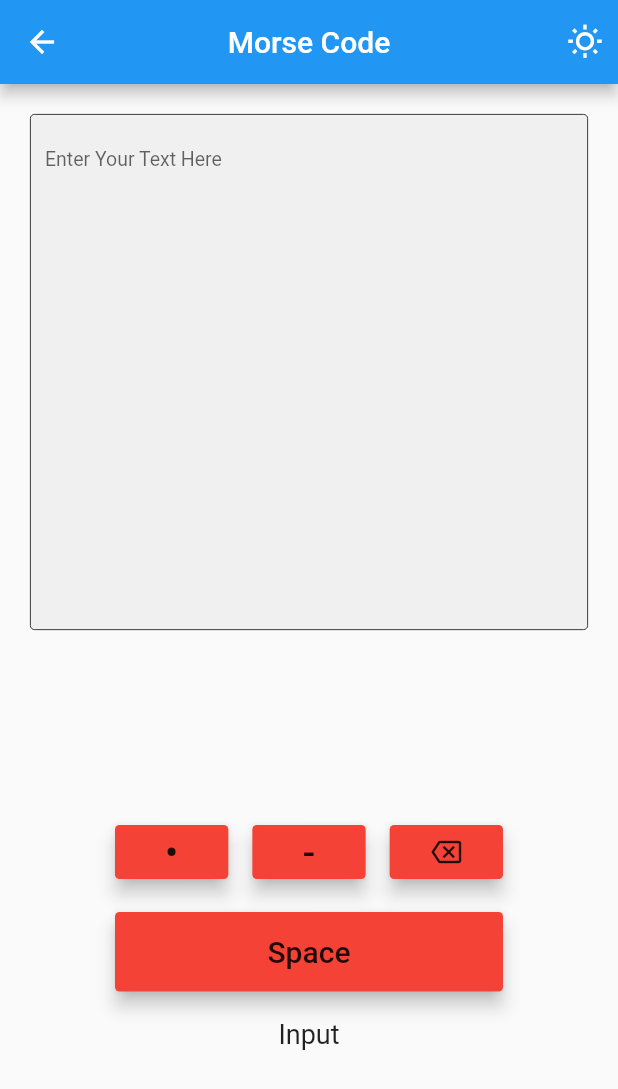
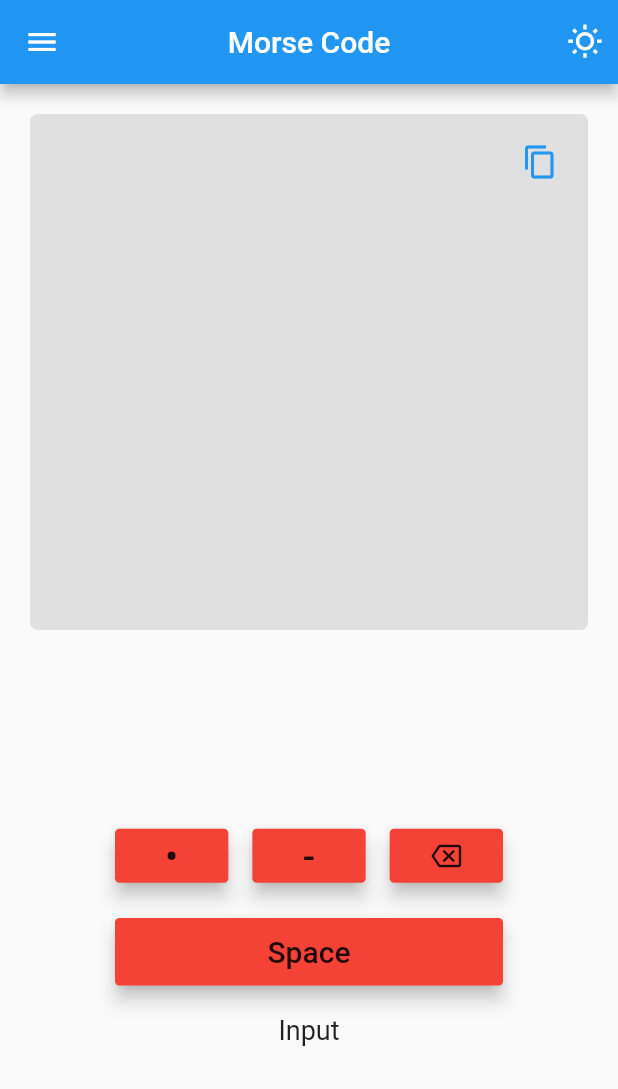
Before and after one commit to Akchy/Morse-Code-Flashlight, a Flutter app: the DecodeView screen opened by its route, on a phone screen of 412 x 824 dp. Shown: the top 1089 px of the screen. Run offline on Flutter 3.47's test engine with Material 2 defaults, Android fonts, the light colour scheme and no system bars; our stand-ins replace fluttertoast, shared_preferences; missing offline and left inert: clipboard; accounts and stored records are empty.

Commit message:
Added Drawer and modified decode view

```diff
--- a/lib/view/decode_view.dart/decode_view.dart
+++ b/lib/view/decode_view.dart/decode_view.dart
@@ -1,4 +1,7 @@
+import 'package:clipboard/clipboard.dart';
 import 'package:flutter/material.dart';
+import 'package:fluttertoast/fluttertoast.dart';
+import 'package:morse_code_flashlight/view/home_view.dart/home_view.dart';
 import 'package:shared_preferences/shared_preferences.dart';
 
 class DecodeView extends StatefulWidget {
@@ -14,8 +17,8 @@ class _DecodeViewState extends State<DecodeView> {
   double appbarHeight = AppBar().preferredSize.height;
   bool darkTheme = false;
 
-  var inputMorse = '';
-
+  String inputMorse = '';
+  String output = '';
   @override
   void initState() {
     super.initState();
@@ -34,6 +37,7 @@ class _DecodeViewState extends State<DecodeView> {
   Widget build(BuildContext context) {
     return Scaffold(
       appBar: appBar(),
+      drawer: _drawer(),
       body: Column(children: <Widget>[
         Expanded(flex: 1, child: _textOutput()),
         Expanded(flex: 1, child: _inputMorse()),
@@ -71,31 +75,65 @@ class _DecodeViewState extends State<DecodeView> {
     );
   }
 
-  Widget _textOutput() {
-    return Padding(
-      padding: const EdgeInsets.all(20.0),
-      child: TextField(
-        keyboardType: TextInputType.multiline,
-        minLines: 20,
-        maxLines: null,
-        decoration: InputDecoration(
-          filled: true,
-          isDense: true,
-          contentPadding:
-              const EdgeInsets.symmetric(vertical: 20.0, horizontal: 10),
-          hintText: 'Enter Your Text Here',
-          hintStyle: const TextStyle(fontSize: 13),
-          focusedBorder: OutlineInputBorder(
-            borderSide: const BorderSide(width: 0.5),
-            borderRadius: BorderRadius.circular(3),
-          ),
-          enabledBorder: OutlineInputBorder(
-            borderSide: const BorderSide(width: 0.5),
-            borderRadius: BorderRadius.circular(3),
-          ),
+  Drawer _drawer() {
+    return Drawer(
+      child: SafeArea(
+        child: ListView(
+          // Important: Remove any padding from the ListView.
+          padding: EdgeInsets.zero,
+          children: [
+            Container(
+              color: Colors.red,
+            ),
+            ListTile(
+              title: const Text('Encode'),
+              onTap: () {
+                Navigator.popUntil(
+                    context, ModalRoute.withName(HomeView.route));
+              },
+            ),
+            ListTile(
+              title: const Text('Decode'),
+              onTap: () {
+                Navigator.pop(context);
+              },
+            ),
+          ],
         ),
       ),
     );
+  }
+
+  Widget _textOutput() {
+    Widget text = Container(
+      margin: const EdgeInsets.all(20),
+      decoration: BoxDecoration(
+          color: darkTheme ? Colors.grey[700] : Colors.grey[300],
+          borderRadius: BorderRadius.circular(5.0)),
+      //alignment: Alignment.topCenter,
+      padding: const EdgeInsets.all(8),
+      child: Row(crossAxisAlignment: CrossAxisAlignment.start, children: [
+        Expanded(
+          child: Padding(
+            padding: const EdgeInsets.all(8.0),
+            child: SelectableText(output),
+          ),
+        ),
+        IconButton(
+          icon: const Icon(Icons.copy),
+          onPressed: () => FlutterClipboard.copy(output)
+              .then((value) => Fluttertoast.showToast(
+                  msg: 'Text Copied',
+                  toastLength: Toast.LENGTH_SHORT,
+                  gravity: ToastGravity.BOTTOM,
+                  timeInSecForIosWeb: 1,
+                  //backgroundColor: Colors.red,
+                  //textColor: Colors.white,
+                  fontSize: 16.0)),
+        )
+      ]),
+    );
+    return text;
   }
 
   Widget _inputMorse() {
@@ -173,7 +211,7 @@ class _DecodeViewState extends State<DecodeView> {
               elevation: 5.0,
               color: Colors.red,
               padding:
-                  const EdgeInsets.symmetric(horizontal: 8.0, vertical: 15.0),
+                  const EdgeInsets.symmetric(horizontal: 8.0, vertical: 11.0),
               onPressed: () {},
               child: const Text(
                 'Space',
--- a/pubspec.yaml
+++ b/pubspec.yaml
@@ -31,6 +31,8 @@ dependencies:
     sdk: flutter
 
   shared_preferences: ^2.0.13
+  clipboard: ^0.1.3
+  fluttertoast: ^8.0.8
 
   # The following adds the Cupertino Icons font to your application.
   # Use with the CupertinoIcons class for iOS style icons.
```
Also changed, not shown: lib/view/home_view.dart/home_view.dart (+38 -11 lines), pubspec.lock.
